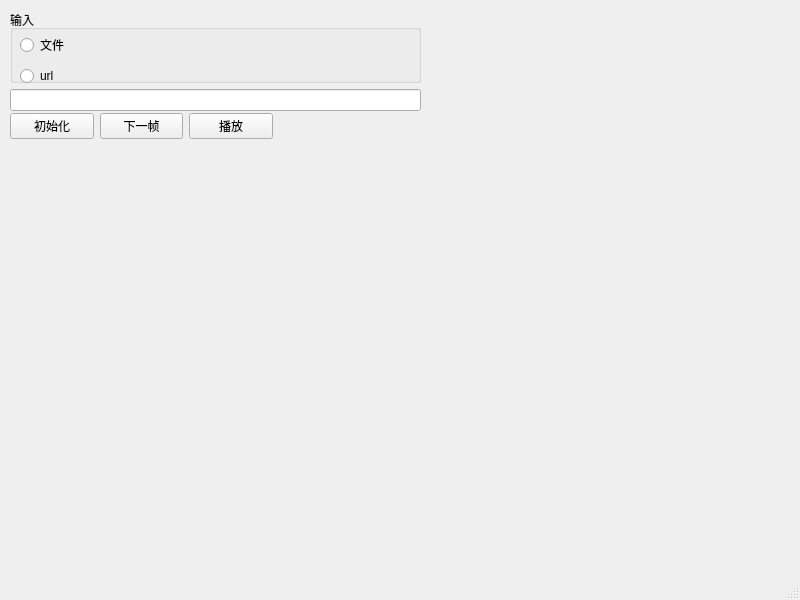
First picture: the form in mainwindow.ui, repository githubchry/FFmpegDemo, before the edit.
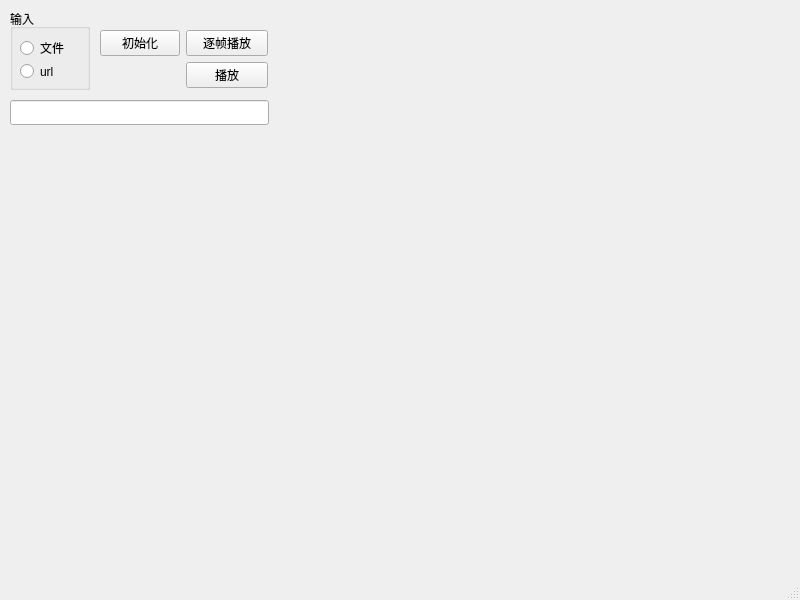
Second picture: the form after the edit.

Commit message: * 简单优化，未完待续

```diff
--- a/mainwindow.ui
+++ b/mainwindow.ui
@@ -18,7 +18,7 @@
     <property name="geometry">
      <rect>
       <x>20</x>
-      <y>150</y>
+      <y>170</y>
       <width>480</width>
       <height>360</height>
      </rect>
@@ -27,31 +27,38 @@
      <string/>
     </property>
    </widget>
-   <widget class="QWidget" name="layoutWidget">
+   <widget class="QLineEdit" name="edInput">
     <property name="geometry">
      <rect>
       <x>10</x>
-      <y>10</y>
-      <width>411</width>
-      <height>101</height>
+      <y>100</y>
+      <width>259</width>
+      <height>25</height>
      </rect>
     </property>
-    <layout class="QVBoxLayout" name="verticalLayout_2">
-     <item>
+   </widget>
       <widget class="QGroupBox" name="groupBox">
+    <property name="geometry">
+     <rect>
+      <x>10</x>
+      <y>9</y>
+      <width>80</width>
+      <height>81</height>
+     </rect>
+    </property>
        <property name="title">
         <string>输入</string>
        </property>
-       <widget class="QWidget" name="layoutWidget">
+    <widget class="QWidget" name="">
         <property name="geometry">
          <rect>
           <x>10</x>
-          <y>20</y>
-          <width>59</width>
-          <height>60</height>
-         </rect>
-        </property>
-        <layout class="QVBoxLayout" name="verticalLayout">
+       <y>30</y>
+       <width>61</width>
+       <height>41</height>
+      </rect>
+     </property>
+     <layout class="QVBoxLayout" name="verticalLayout_2">
          <item>
           <widget class="QRadioButton" name="rbFile">
            <property name="text">
@@ -69,37 +76,31 @@
         </layout>
        </widget>
       </widget>
-     </item>
-     <item>
-      <widget class="QLineEdit" name="edInput"/>
-     </item>
-    </layout>
-   </widget>
    <widget class="QWidget" name="">
     <property name="geometry">
      <rect>
-      <x>10</x>
-      <y>110</y>
-      <width>263</width>
-      <height>33</height>
+      <x>100</x>
+      <y>30</y>
+      <width>168</width>
+      <height>70</height>
      </rect>
     </property>
-    <layout class="QHBoxLayout" name="horizontalLayout">
-     <item>
+    <layout class="QFormLayout" name="formLayout">
+     <item row="0" column="0">
       <widget class="QPushButton" name="pbInitFFmpeg">
        <property name="text">
         <string>初始化</string>
        </property>
       </widget>
      </item>
-     <item>
+     <item row="0" column="1">
       <widget class="QPushButton" name="pbNextFrame">
        <property name="text">
-        <string>下一帧</string>
+        <string>逐帧播放</string>
        </property>
       </widget>
      </item>
-     <item>
+     <item row="1" column="1">
       <widget class="QPushButton" name="pbPlay">
        <property name="text">
         <string>播放</string>
```
Lines whose indentation alone changed are shown as unchanged. The commit also changes 2 other files.
